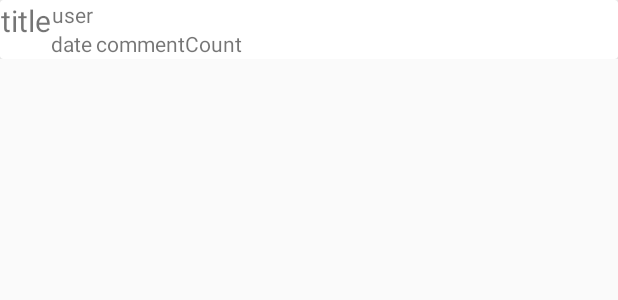
After one commit to nickhaeff/JetMentor, an Android app: the layout my_row.xml on its own in the app's theme, with its tools: preview values and no code run, on a phone screen of 412 x 824 dp. The commit adds this screen. Shown: the top 300 px of the screen. Run offline under Robolectric (Android 15) with nearby library versions, the phone set to English and light mode, and no system bars.

Commit message:
added very rough frontend mock of forum recyclerview posts

```diff
--- a/app/src/main/res/layout/fragment_home.xml
+++ b/app/src/main/res/layout/fragment_home.xml
@@ -18,6 +18,7 @@
         app:layout_constraintTop_toTopOf="parent" />
 
     <androidx.recyclerview.widget.RecyclerView
+        android:id="@+id/postsRecyclerView"
         android:layout_width="match_parent"
         android:layout_height="match_parent" />
 </androidx.constraintlayout.widget.ConstraintLayout>
--- /dev/null
+++ b/app/src/main/res/layout/my_row.xml
@@ -0,0 +1,67 @@
+<?xml version="1.0" encoding="utf-8"?>
+<androidx.constraintlayout.widget.ConstraintLayout xmlns:android="http://schemas.android.com/apk/res/android"
+    xmlns:app="http://schemas.android.com/apk/res-auto"
+    android:orientation="vertical"
+    android:layout_width="match_parent"
+    android:layout_height="wrap_content">
+
+    <androidx.cardview.widget.CardView
+        android:layout_width="match_parent"
+        android:layout_height="wrap_content"
+        app:layout_constraintBottom_toBottomOf="parent"
+        app:layout_constraintEnd_toEndOf="parent"
+        app:layout_constraintStart_toStartOf="parent"
+        app:layout_constraintTop_toTopOf="parent">
+
+        <androidx.constraintlayout.widget.ConstraintLayout
+            android:layout_width="match_parent"
+            android:layout_height="match_parent">
+
+            <TextView
+                android:id="@+id/user"
+                android:layout_width="wrap_content"
+                android:layout_height="wrap_content"
+                android:layout_marginEnd="349dp"
+                android:layout_marginRight="349dp"
+                android:text="user"
+                app:layout_constraintBottom_toTopOf="@+id/date"
+                app:layout_constraintEnd_toEndOf="parent"
+                app:layout_constraintStart_toEndOf="@id/postTitle"
+                app:layout_constraintTop_toTopOf="parent" />
+
+            <TextView
+                android:id="@+id/postTitle"
+                android:layout_width="wrap_content"
+                android:layout_height="wrap_content"
+                android:layout_marginBottom="12dp"
+                android:text="title"
+                android:textSize="20dp"
+                app:layout_constraintBottom_toBottomOf="parent"
+                app:layout_constraintEnd_toStartOf="@+id/user"
+                app:layout_constraintStart_toStartOf="parent"
+                app:layout_constraintTop_toTopOf="parent" />
+
+            <TextView
+                android:id="@+id/date"
+                android:layout_width="wrap_content"
+                android:layout_height="wrap_content"
+                android:text="date"
+                app:layout_constraintStart_toEndOf="@+id/postTitle"
+                app:layout_constraintTop_toBottomOf="@id/user" />
+
+            <TextView
+                android:id="@+id/commentCount"
+                android:layout_width="wrap_content"
+                android:layout_height="wrap_content"
+                android:layout_marginTop="19dp"
+                android:layout_marginEnd="248dp"
+                android:layout_marginRight="248dp"
+                android:text="commentCount"
+                app:layout_constraintBottom_toBottomOf="@id/date"
+                app:layout_constraintEnd_toEndOf="parent"
+                app:layout_constraintStart_toEndOf="@id/date"
+                app:layout_constraintTop_toTopOf="parent" />
+        </androidx.constraintlayout.widget.ConstraintLayout>
+
+    </androidx.cardview.widget.CardView>
+</androidx.constraintlayout.widget.ConstraintLayout>
```
Also changed, not shown: app/src/main/java/com/example/jetmentor/ui/home/HomeFragment.java (+10 -0 lines), app/src/main/java/com/example/jetmentor/ui/home/MyAdapter.java (added, +60 -0 lines).
